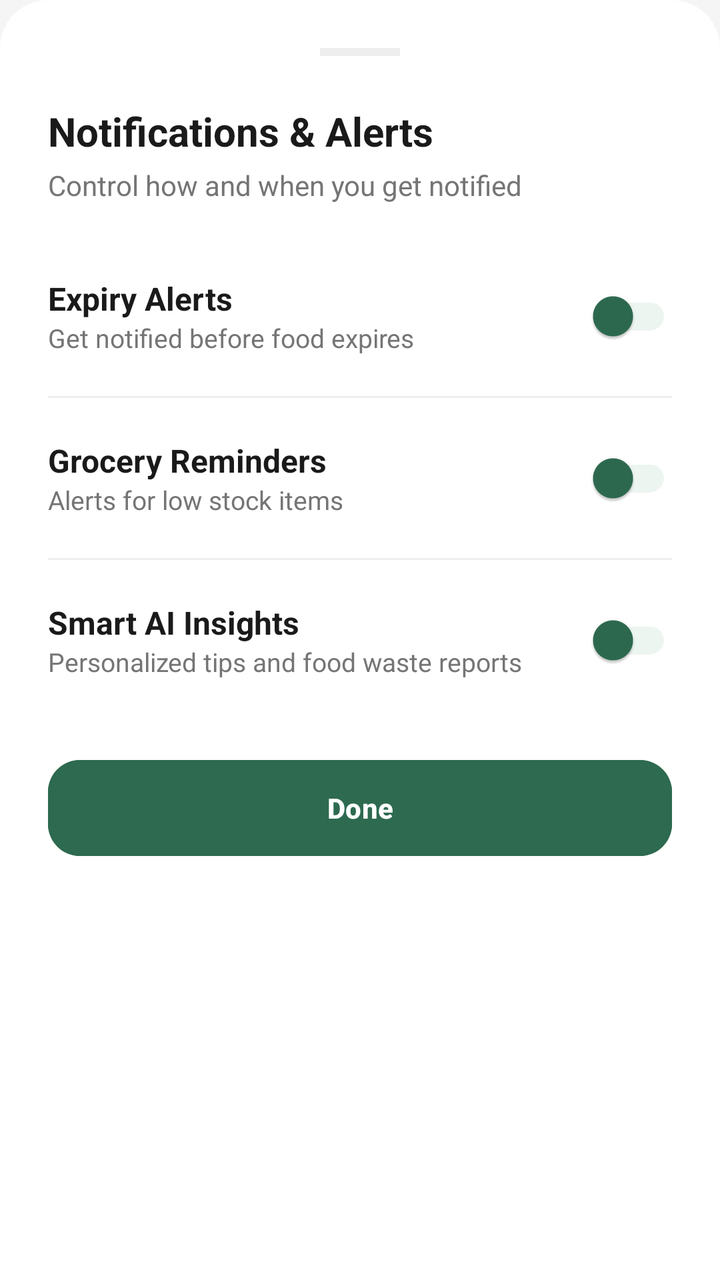
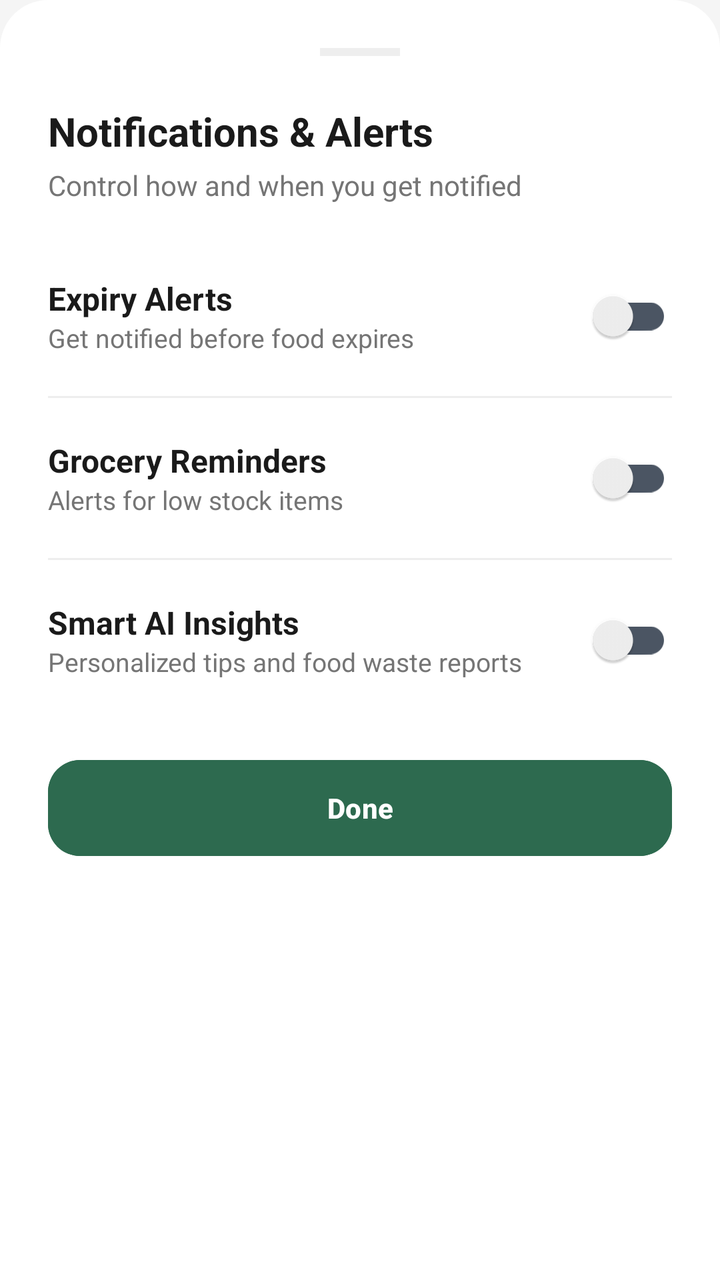

Compare the two renders of this Android layout. The source of the first and the diff that turns it into the second are given below.
<!-- AndroidManifest.xml: application theme Theme.FridgeWise -->
<!-- res/layout/bottom_sheet_notification_settings.xml -->
<?xml version="1.0" encoding="utf-8"?>
<LinearLayout xmlns:android="http://schemas.android.com/apk/res/android"
    xmlns:app="http://schemas.android.com/apk/res-auto"
    android:layout_width="match_parent"
    android:layout_height="wrap_content"
    android:background="@drawable/bg_bottom_sheet"
    android:orientation="vertical"
    android:padding="24dp">

    <View
        android:layout_width="40dp"
        android:layout_height="4dp"
        android:layout_gravity="center_horizontal"
        android:layout_marginBottom="24dp"
        android:background="@color/divider_color" />

    <TextView
        android:layout_width="wrap_content"
        android:layout_height="wrap_content"
        android:text="Notifications &amp; Alerts"
        android:textColor="@color/profile_text_primary"
        android:textSize="20sp"
        android:textStyle="bold" />

    <TextView
        android:layout_width="wrap_content"
        android:layout_height="wrap_content"
        android:layout_marginTop="4dp"
        android:text="Control how and when you get notified"
        android:textColor="@color/profile_text_secondary"
        android:textSize="14sp" />

    <LinearLayout
        android:layout_width="match_parent"
        android:layout_height="wrap_content"
        android:layout_marginTop="32dp"
        android:gravity="center_vertical"
        android:orientation="horizontal">

        <LinearLayout
            android:layout_width="0dp"
            android:layout_height="wrap_content"
            android:layout_weight="1"
            android:orientation="vertical">

            <TextView
                android:layout_width="wrap_content"
                android:layout_height="wrap_content"
                android:text="Expiry Alerts"
                android:textColor="@color/profile_text_primary"
                android:textSize="16sp"
                android:textStyle="bold" />

            <TextView
                android:layout_width="wrap_content"
                android:layout_height="wrap_content"
                android:text="Get notified before food expires"
                android:textColor="@color/profile_text_secondary"
                android:textSize="13sp" />
        </LinearLayout>

        <androidx.appcompat.widget.SwitchCompat
            android:id="@+id/switchExpiryNotif"
            android:layout_width="wrap_content"
            android:layout_height="wrap_content"
            app:thumbTint="@color/profile_accent_green"
            app:trackTint="@color/profile_badge_bg" />
    </LinearLayout>

    <View
        android:layout_width="match_parent"
        android:layout_height="1dp"
        android:layout_marginVertical="16dp"
        android:background="@color/divider_color" />

    <LinearLayout
        android:layout_width="match_parent"
        android:layout_height="wrap_content"
        android:gravity="center_vertical"
        android:orientation="horizontal">

        <LinearLayout
            android:layout_width="0dp"
            android:layout_height="wrap_content"
            android:layout_weight="1"
            android:orientation="vertical">

            <TextView
                android:layout_width="wrap_content"
                android:layout_height="wrap_content"
                android:text="Grocery Reminders"
                android:textColor="@color/profile_text_primary"
                android:textSize="16sp"
                android:textStyle="bold" />

            <TextView
                android:layout_width="wrap_content"
                android:layout_height="wrap_content"
                android:text="Alerts for low stock items"
                android:textColor="@color/profile_text_secondary"
                android:textSize="13sp" />
        </LinearLayout>

        <androidx.appcompat.widget.SwitchCompat
            android:id="@+id/switchGroceryNotif"
            android:layout_width="wrap_content"
            android:layout_height="wrap_content"
            app:thumbTint="@color/profile_accent_green"
            app:trackTint="@color/profile_badge_bg" />
    </LinearLayout>

    <View
        android:layout_width="match_parent"
        android:layout_height="1dp"
        android:layout_marginVertical="16dp"
        android:background="@color/divider_color" />

    <LinearLayout
        android:layout_width="match_parent"
        android:layout_height="wrap_content"
        android:gravity="center_vertical"
        android:orientation="horizontal">

        <LinearLayout
            android:layout_width="0dp"
            android:layout_height="wrap_content"
            android:layout_weight="1"
            android:orientation="vertical">

            <TextView
                android:layout_width="wrap_content"
                android:layout_height="wrap_content"
                android:text="Smart AI Insights"
                android:textColor="@color/profile_text_primary"
                android:textSize="16sp"
                android:textStyle="bold" />

            <TextView
                android:layout_width="wrap_content"
                android:layout_height="wrap_content"
                android:text="Personalized tips and food waste reports"
                android:textColor="@color/profile_text_secondary"
                android:textSize="13sp" />
        </LinearLayout>

        <androidx.appcompat.widget.SwitchCompat
            android:id="@+id/switchInsightsNotif"
            android:layout_width="wrap_content"
            android:layout_height="wrap_content"
            app:thumbTint="@color/profile_accent_green"
            app:trackTint="@color/profile_badge_bg" />
    </LinearLayout>

    <com.google.android.material.button.MaterialButton
        android:id="@+id/btnDoneNotif"
        android:layout_width="match_parent"
        android:layout_height="56dp"
        android:layout_marginTop="32dp"
        android:text="Done"
        android:textAllCaps="false"
        android:textStyle="bold"
        app:cornerRadius="16dp"
        android:backgroundTint="@color/profile_accent_green" />

</LinearLayout>
<!-- resources referenced by this layout -->
<resources>
  <color name="divider_color">#EEEEEE</color>
  <color name="profile_accent_green">#2D6A4F</color>
  <color name="profile_badge_bg">#EDF5F1</color>
  <color name="profile_text_primary">#1A1A1A</color>
  <color name="profile_text_secondary">#757575</color>
  <!-- drawable bg_bottom_sheet (drawable) -->
  <?xml version="1.0" encoding="utf-8"?>
  <shape xmlns:android="http://schemas.android.com/apk/res/android">
      <solid android:color="@color/bg_secondary" />
      <corners
          android:topLeftRadius="24dp"
          android:topRightRadius="24dp" />
  </shape>
  <style name="Theme.FridgeWise" parent="Base.Theme.FridgeWise" />
  <color name="bg_secondary">#FFFFFF</color>
  <style name="Base.Theme.FridgeWise" parent="Theme.Material3.DayNight.NoActionBar">
          
          <item name="colorPrimary">@color/green_primary</item>
          <item name="android:windowBackground">@color/bg_primary</item>
          <item name="colorSurface">@color/bg_secondary</item>
          <item name="colorOnSurface">@color/text_primary</item>
      </style>
  <color name="green_primary">#2E7D32</color>
  <color name="bg_primary">#F5F5F5</color>
  <color name="text_primary">#1A1A1A</color>
</resources>

<!-- the commit's change to res/layout/bottom_sheet_notification_settings.xml (unified diff, before → after) -->
@@ -63,8 +63,8 @@
             android:id="@+id/switchExpiryNotif"
             android:layout_width="wrap_content"
             android:layout_height="wrap_content"
-            app:thumbTint="@color/profile_accent_green"
-            app:trackTint="@color/profile_badge_bg" />
+            app:thumbTint="@color/toggle_thumb_color"
+            app:trackTint="@color/toggle_track_color" />
     </LinearLayout>
 
     <View
@@ -105,8 +105,8 @@
             android:id="@+id/switchGroceryNotif"
             android:layout_width="wrap_content"
             android:layout_height="wrap_content"
-            app:thumbTint="@color/profile_accent_green"
-            app:trackTint="@color/profile_badge_bg" />
+            app:thumbTint="@color/toggle_thumb_color"
+            app:trackTint="@color/toggle_track_color" />
     </LinearLayout>
 
     <View
@@ -147,8 +147,8 @@
             android:id="@+id/switchInsightsNotif"
             android:layout_width="wrap_content"
             android:layout_height="wrap_content"
-            app:thumbTint="@color/profile_accent_green"
-            app:trackTint="@color/profile_badge_bg" />
+            app:thumbTint="@color/toggle_thumb_color"
+            app:trackTint="@color/toggle_track_color" />
     </LinearLayout>
 
     <com.google.android.material.button.MaterialButton
<!-- resource entries referenced after the edit -->
@@ -2,7 +2,6 @@
 <resources>
   <color name="divider_color">#EEEEEE</color>
   <color name="profile_accent_green">#2D6A4F</color>
-  <color name="profile_badge_bg">#EDF5F1</color>
   <color name="profile_text_primary">#1A1A1A</color>
   <color name="profile_text_secondary">#757575</color>
   <!-- drawable bg_bottom_sheet (drawable) -->
